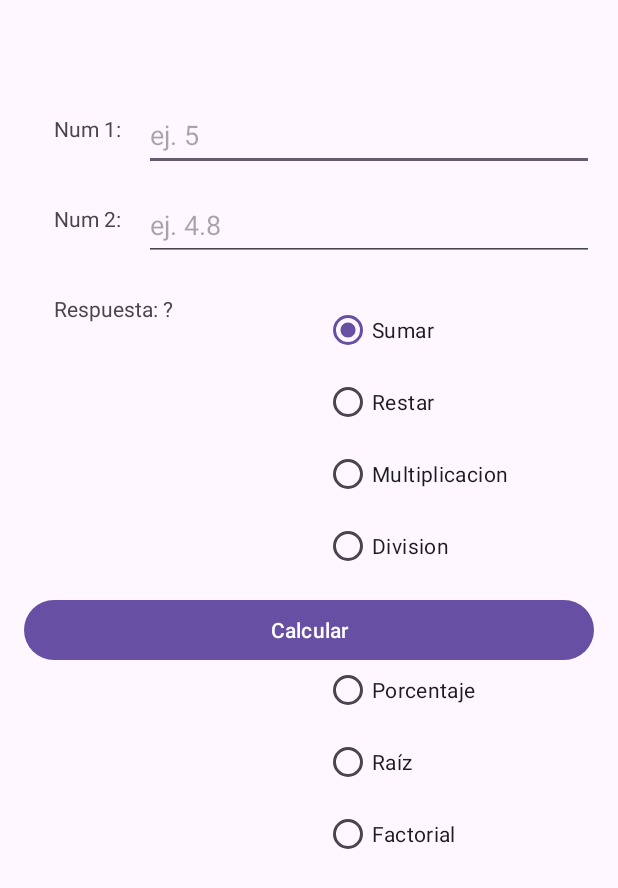
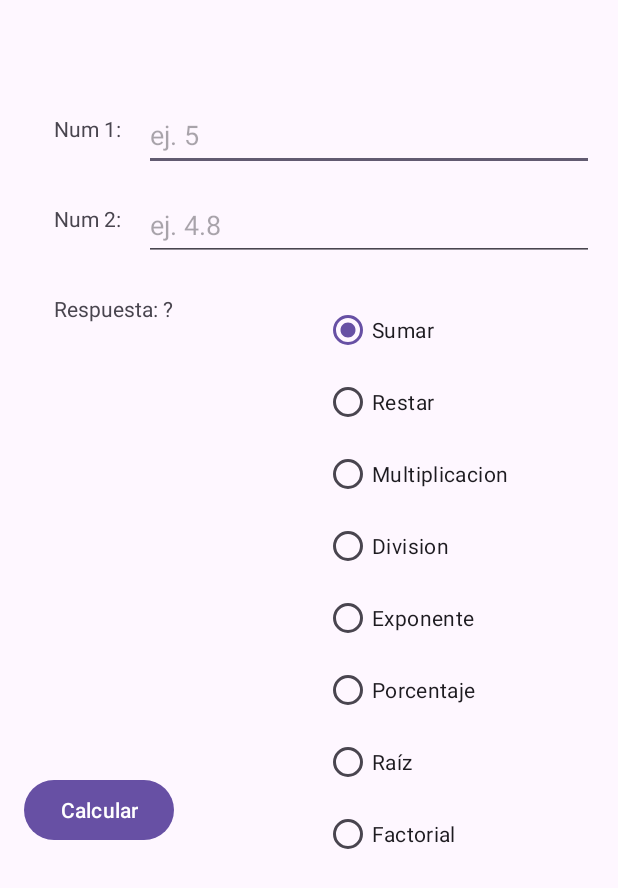
Before and after one commit to eduardosantosugb/Progall-Semi-2025, an Android app: the screen it shows after launch (MainActivity), on a phone screen of 412 x 824 dp. Shown: the top 888 px of the screen. Run offline under Robolectric (Android 15) with nearby library versions, the phone set to English and light mode, and no system bars.

Commit message:
calculadora completa2

```diff
--- a/app/src/main/res/layout/activity_main.xml
+++ b/app/src/main/res/layout/activity_main.xml
@@ -97,9 +97,9 @@
 
     <Button
         android:id="@+id/btnCalcular"
-        android:layout_marginTop="380dp"
+        android:layout_marginTop="500dp"
         android:text="Calcular"
-        android:layout_width="match_parent"
+        android:layout_width="wrap_content"
         android:layout_height="wrap_content"/>
 
 </RelativeLayout>
```
